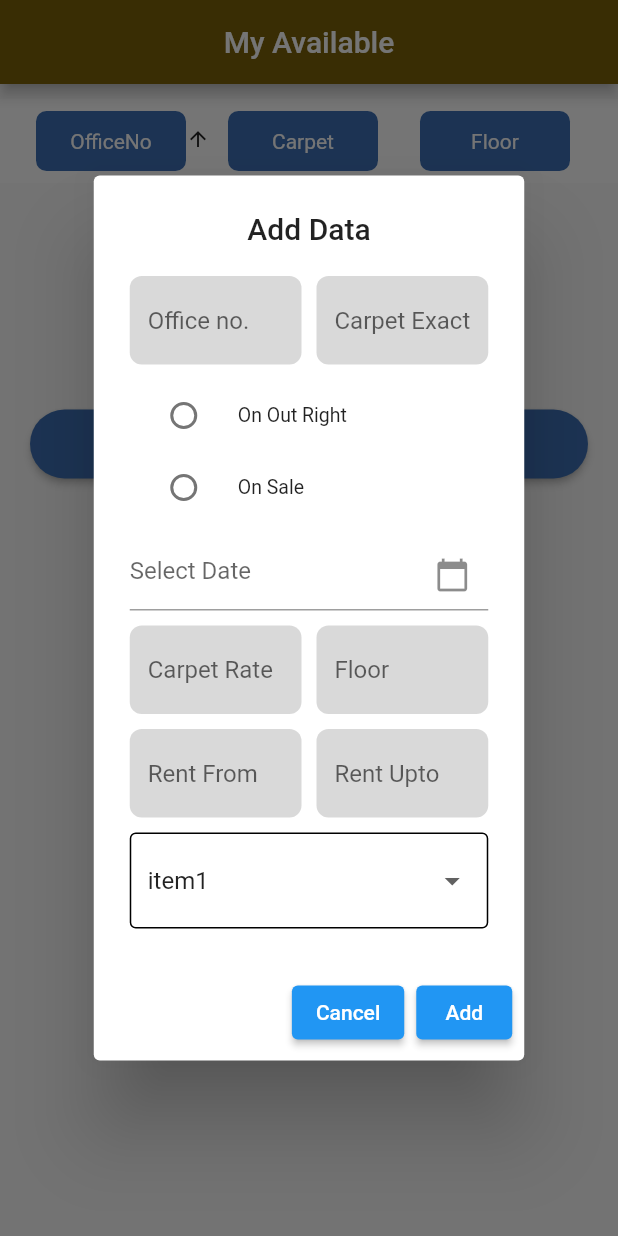
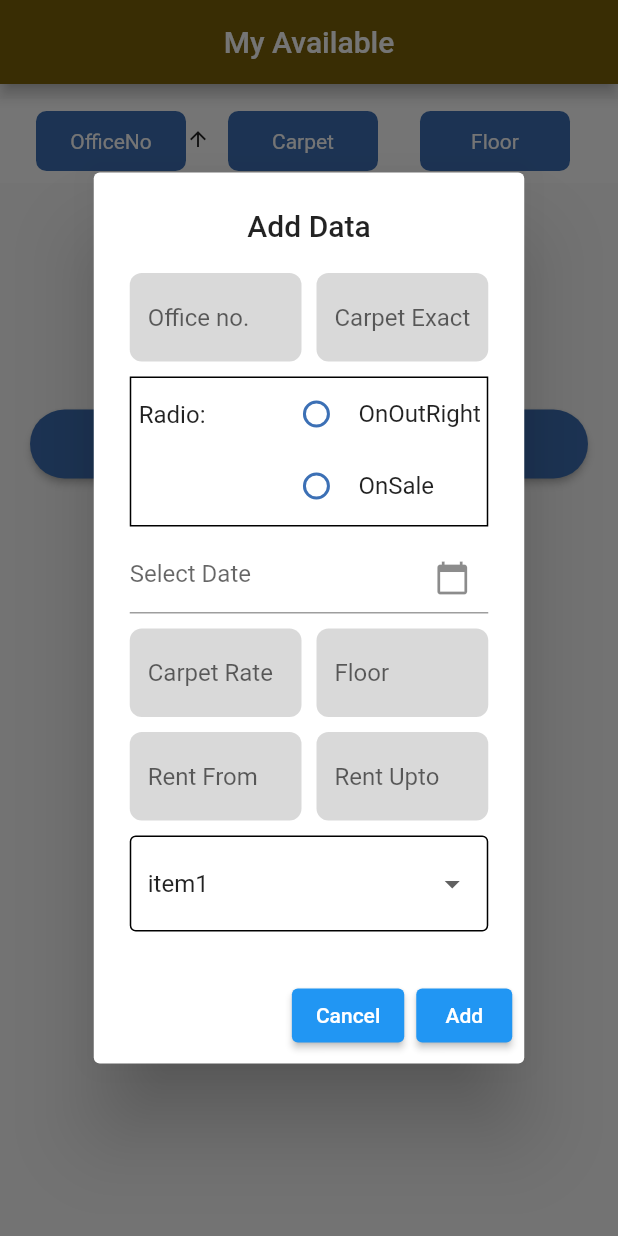
Before and after one commit to priyanshi-pandya/task, a Flutter app: the MyAvailable screen opened by its route, after a tap on "Add", on a phone screen of 412 x 824 dp. Run offline on Flutter 3.47's test engine with Material 2 defaults, Android fonts, the phone set to English and light mode, and no system bars; our stand-ins replace flutter_mobx, mobx, shared_preferences, supabase_flutter; accounts and stored records are empty; generated files the repository leaves out were written again.

Commit message:
Radio button fixed

```diff
--- a/lib/screens/dashboard/my_available.dart
+++ b/lib/screens/dashboard/my_available.dart
@@ -442,34 +442,72 @@ class _MyAvailableState extends State<MyAvailable> {
                   const SizedBox(
                     height: 10,
                   ),
-                  Column(
+                  Container(
+                    height: 100,
+                    decoration:
+                        BoxDecoration(border: Border.all(color: Colors.black)),
+                    child: Row(
+                      mainAxisAlignment: MainAxisAlignment.start,
+                      crossAxisAlignment: CrossAxisAlignment.start,
                       children: [
-                      RadioListTile(
-                        dense: true,
-                        autofocus: true,
+                        const SizedBox(
+                          width: 5,
+                        ),
+                        const Padding(
+                          padding: EdgeInsets.only(top: 15.0),
+                          child: Text("Radio:"),
+                        ),
+                        const SizedBox(
+                          width: 50,
+                        ),
+                        StatefulBuilder(
+                          builder: (context, setState) => Column(
+                            mainAxisAlignment: MainAxisAlignment.start,
+                            crossAxisAlignment: CrossAxisAlignment.start,
+                            children: [
+                              Row(
+                                children: [
+                                  Radio(
                                     value: "OnOutRight",
+                                    groupValue: sellingType,
                                     onChanged: (value) {
-                          setState(() {
+                                      setState((){
                                         sellingType = value;
-                            debugPrint(sellingType);
                                       });
                                     },
+                                    fillColor: MaterialStateProperty.all(
+                                        TColors.buttonColor),
+                                  ),
+                                  const SizedBox(
+                                    width: 4,
+                                  ),
+                                  const Text("OnOutRight"),
+                                ],
+                              ),
+                              Row(
+                                children: [
+                                  Radio(
+                                    value: "onSale",
                                     groupValue: sellingType,
-                        title: const Text("On Out Right"),
-                      ),
-                      RadioListTile(
-                        dense: true,
-                        value: "OnSale",
                                     onChanged: (value) {
-                          setState(() {
+                                        setState((){
                                           sellingType = value;
-                            debugPrint(sellingType);
                                         });
                                     },
-                        groupValue: sellingType,
-                        title: const Text("On Sale"),
+                                    fillColor: MaterialStateProperty.all(
+                                        TColors.buttonColor),
+                                  ),
+                                  const SizedBox(
+                                    width: 4,
+                                  ),
+                                  const Text("OnSale"),
+                                ],
                               ),
                             ],
+                          ),
+                        )
+                      ],
+                    ),
                   ),
                   const SizedBox(
                     height: 10,
```
Lines whose indentation alone changed are shown as unchanged.
